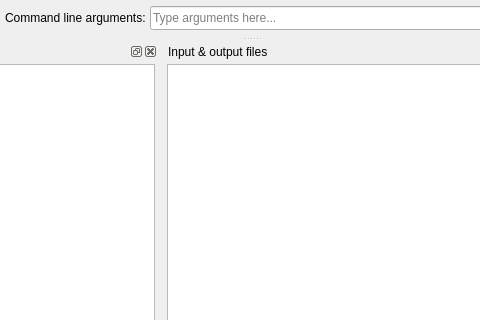
Qt form spine_items/tool/ui/tool_specification_form.ui (spine-tools/spine-items) before a commit; both pictures show x 244 to 724 and y 0 to 320 of the 991 by 829 pixel window.
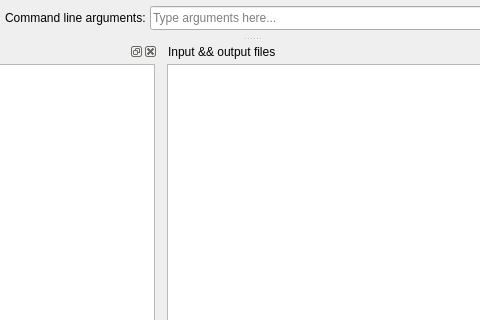
The same form after that commit. Icons and pictures are not drawn. Custom widgets are drawn as their Qt base class.

Commit message:
Add file rename to spec editor's undo machinery
Changes to file names in Tool's specification editor's input,
optional input and output file lists did not go anywhere. We now connect
to io_file_model's dataChanged signal and create a corresponding undo
command to make file renaming work as expected.

Re Spine-project/Spine-Toolbox#1409

Patch:
```diff
--- a/spine_items/tool/ui/tool_specification_form.ui
+++ b/spine_items/tool/ui/tool_specification_form.ui
@@ -225,7 +225,7 @@
     <set>Qt::BottomDockWidgetArea</set>
    </property>
    <property name="windowTitle">
-    <string>Input &amp; output files</string>
+    <string>Input &amp;&amp; output files</string>
    </property>
    <attribute name="dockWidgetArea">
     <number>8</number>
```
The commit also changes 2 other files.
